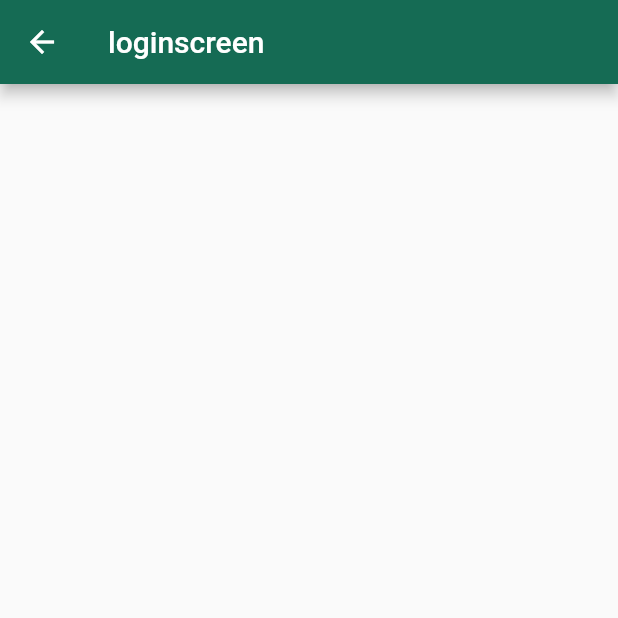
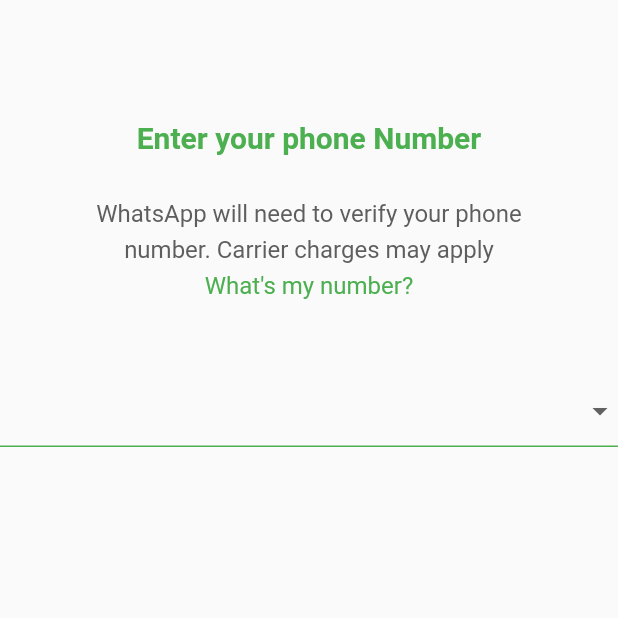
Before and after one commit to Basitsheikh90/WhatsApp_ui, a Flutter app: the LoginScreen screen opened directly, on a phone screen of 412 x 824 dp, the top half of it. Run offline on Flutter 3.47's test engine with Material 3 defaults, Android fonts, the phone set to English and light mode, and no system bars.

Commit message:
loginscreen

```diff
--- a/lib/Screens/login_screen.dart
+++ b/lib/Screens/login_screen.dart
@@ -1,12 +1,69 @@
 import 'package:flutter/material.dart';
+import 'package:whatsapp_app/Widgets/Ui_helper.dart';
 
-class LoginScreen extends StatelessWidget {
+class LoginScreen extends StatefulWidget {
+  const LoginScreen({super.key});
+
+  @override
+  State<LoginScreen> createState() => _LoginScreenState();
+}
+
+class _LoginScreenState extends State<LoginScreen> {
+  String selectedcountry = "Pakistan";
+  List<String> countries = ["germany", "indonesia", "Africa", "England"];
+
   @override
   Widget build(BuildContext context) {
     return Scaffold(
-      appBar: AppBar(
-        title: Text("loginscreen"),
-      ),
+      body: Column(children: [
+        SizedBox(
+          height: 80,
+        ),
+        Center(
+          child: UiHelper.customtext(
+              text: "Enter your phone Number",
+              height: 20,
+              color: Colors.green,
+              fontweight: FontWeight.bold),
+        ),
+        SizedBox(
+          height: 30,
+        ),
+        UiHelper.customtext(
+            text: "WhatsApp will need to verify your phone", height: 16),
+        SizedBox(
+          height: 5,
+        ),
+        UiHelper.customtext(
+            text: "number. Carrier charges may apply", height: 16),
+        SizedBox(
+          height: 5,
+        ),
+        UiHelper.customtext(
+            text: "What's my number?", height: 16, color: Colors.green),
+        SizedBox(
+          height: 50,
+        ),
+        DropdownButtonFormField<String>(
+          items: countries.map((String country) {
+            return DropdownMenuItem<String>(
+              child: Text(country),
+              value: country,
+            );
+          }).toList(),
+          onChanged: (value) {
+            setState(() {
+              selectedcountry = value!;
+            });
+          },
+          value: selectedcountry,
+          decoration: InputDecoration(
+            enabledBorder: UnderlineInputBorder(
+              borderSide: BorderSide(color: Colors.green),
+            ),
+          ),
+        ),
+      ]),
     );
   }
 }
```
